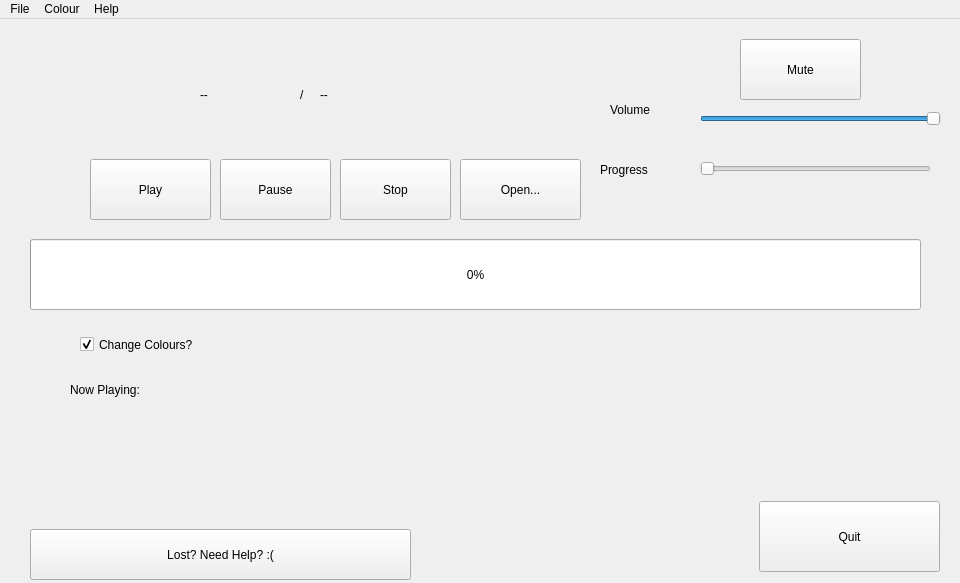
This is mainwindow.ui in George109/GeorgeMP3 as Qt 5 draws it before an edit. The edited form follows.
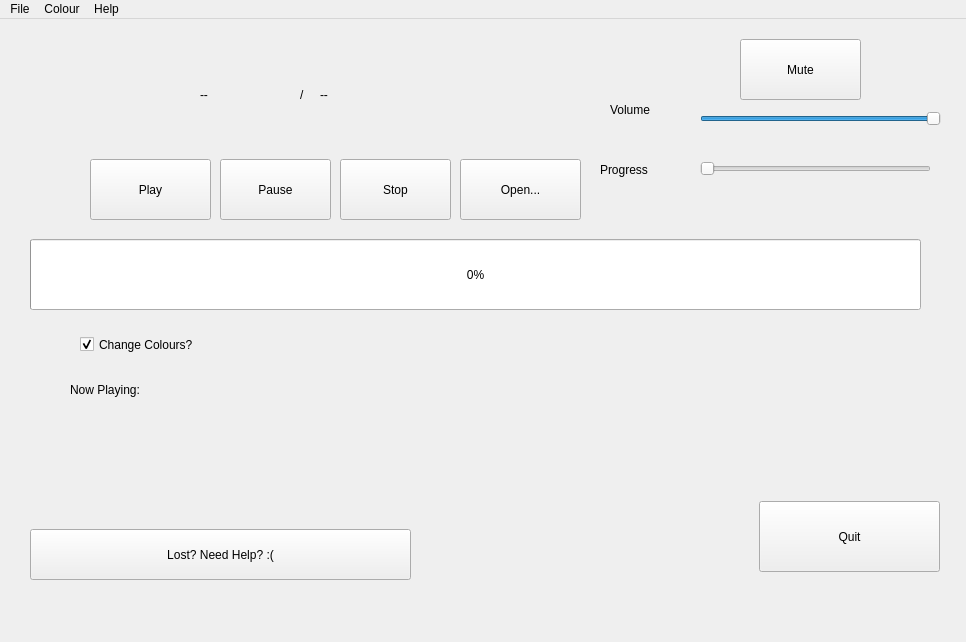
This is the edited form.

Commit message: fixed window size

Diff of the .ui file:
```diff
--- a/mainwindow.ui
+++ b/mainwindow.ui
@@ -6,10 +6,16 @@
    <rect>
     <x>0</x>
     <y>0</y>
-    <width>960</width>
-    <height>583</height>
+    <width>966</width>
+    <height>642</height>
    </rect>
   </property>
+  <property name="sizePolicy">
+   <sizepolicy hsizetype="Fixed" vsizetype="Fixed">
+    <horstretch>0</horstretch>
+    <verstretch>0</verstretch>
+   </sizepolicy>
+  </property>
   <property name="windowTitle">
    <string>George's MP3 Player</string>
   </property>
@@ -269,7 +275,7 @@
     <rect>
      <x>0</x>
      <y>0</y>
-     <width>960</width>
+     <width>966</width>
      <height>24</height>
     </rect>
    </property>
```
Left out of the diff: 22 changed lines with no effect on the pictures. The commit also changes 2 other files.
